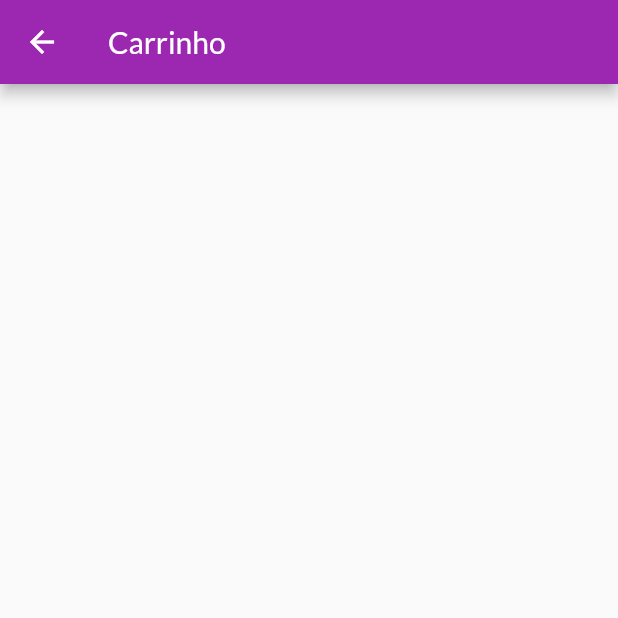
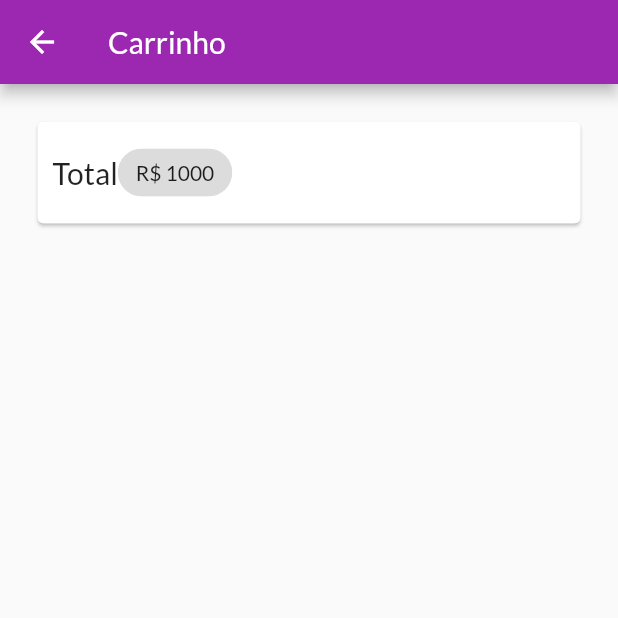
Before and after one commit to FilipeIlunga/ecommerce, a Flutter app: the CartScreen screen opened by its route, on a phone screen of 412 x 824 dp, the top half of it. Run offline on Flutter 3.47's test engine with Material 2 defaults, Android fonts, the phone set to English and light mode, and no system bars; network calls fail.

Commit message:
Add cartScreen body

```diff
--- a/lib/views/cartScreen.dart
+++ b/lib/views/cartScreen.dart
@@ -4,8 +4,28 @@ class CartScreen extends StatelessWidget {
   @override
   Widget build(BuildContext context) {
     return Scaffold(
-        appBar: AppBar(
-      title: Text("Carrinho"),
-    ));
+      appBar: AppBar(
+        title: Text("Carrinho"),
+      ),
+      body: Column(
+        children: [
+          Card(
+            margin: EdgeInsets.all(25),
+            child: Padding(
+              padding: EdgeInsets.all(10),
+              child: Row(
+                children: [
+                  Text(
+                    "Total",
+                    style: TextStyle(fontSize: 20),
+                  ),
+                  Chip(label: Text("R\$ 1000"))
+                ],
+              ),
+            ),
+          )
+        ],
+      ),
+    );
   }
 }
```
